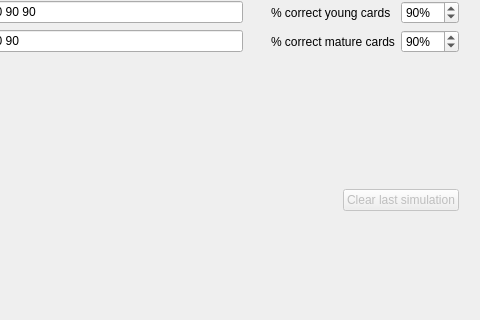
This is designer/anki_simulator_dialog.ui in giovannihenriksen/Anki-Simulator as Qt 5 draws it before an edit; both pictures show x 688 to 1168 and y 470 to 790 of the 1168 by 790 pixel window. The edited form follows.
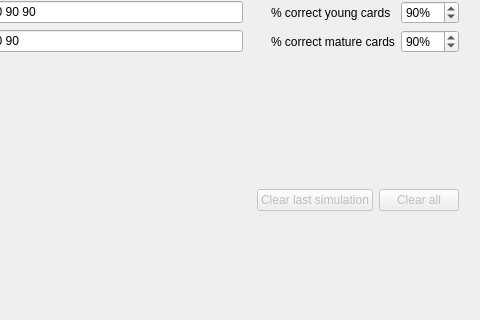
This is the edited form.

Commit message: Add clear all button

The edit to the form file:
```diff
--- a/designer/anki_simulator_dialog.ui
+++ b/designer/anki_simulator_dialog.ui
@@ -812,6 +812,22 @@
         </property>
        </widget>
       </item>
+      <item>
+       <widget class="QPushButton" name="clearAllSimulationButton">
+        <property name="enabled">
+         <bool>false</bool>
+        </property>
+        <property name="sizePolicy">
+         <sizepolicy hsizetype="Maximum" vsizetype="Fixed">
+          <horstretch>0</horstretch>
+          <verstretch>0</verstretch>
+         </sizepolicy>
+        </property>
+        <property name="text">
+         <string>Clear all</string>
+        </property>
+       </widget>
+      </item>
      </layout>
     </widget>
    </item>
```
Left out of the diff: 1 changed line with no effect on the pictures. The commit also changes 1 other file.
